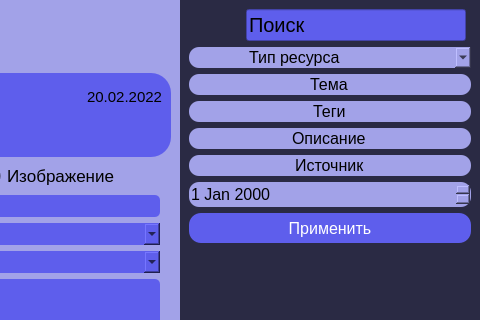
Liqror/Links-agregator, file orig.ui: the form before one commit; both pictures show x 660 to 1140 and y 0 to 320 of the 1140 by 822 pixel window.
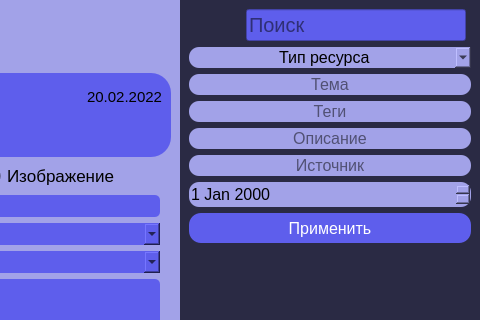
The form after the commit. Icons and pictures are not drawn.

Commit message: исправлено #33

Diff of the .ui file:
```diff
--- a/orig.ui
+++ b/orig.ui
@@ -1038,9 +1038,13 @@
             </font>
            </property>
            <property name="styleSheet">
-            <string notr="true">background: #5E5EEC;</string>
+            <string notr="true">background: #5E5EEC;
+border-color: #5E5EEC;</string>
            </property>
            <property name="text">
+            <string/>
+           </property>
+           <property name="placeholderText">
             <string>Поиск</string>
            </property>
           </widget>
@@ -1058,7 +1062,14 @@
          <property name="styleSheet">
           <string notr="true">background: #A2A2E8;
 border-radius: 10px;
-padding-left: 60px;</string>
+padding-left: 90px;
+
+alternate-background-color: rgb(162, 162, 232);
+selection-color: rgb(162, 162, 232);
+selection-background-color: rgb(162, 162, 232);
+background-color: rgb(162, 162, 232);
+gridline-color: rgb(162, 162, 232);
+</string>
          </property>
          <property name="currentText">
           <string>Тип ресурса</string>
@@ -1086,7 +1097,7 @@
         </widget>
        </item>
        <item>
-        <widget class="QLineEdit" name="tagSearch">
+        <widget class="QLineEdit" name="themeSearch">
          <property name="font">
           <font>
            <family>Arial</family>
@@ -1100,15 +1111,18 @@
 }</string>
          </property>
          <property name="text">
+          <string/>
+         </property>
+         <property name="alignment">
+          <set>Qt::AlignCenter</set>
+         </property>
+         <property name="placeholderText">
           <string>Тема</string>
          </property>
-         <property name="alignment">
-          <set>Qt::AlignCenter</set>
-         </property>
         </widget>
        </item>
        <item>
-        <widget class="QLineEdit" name="themeSearch">
+        <widget class="QLineEdit" name="tagSearch">
          <property name="font">
           <font>
            <family>Arial</family>
@@ -1120,11 +1134,14 @@
 border-radius: 10px;</string>
          </property>
          <property name="text">
+          <string/>
+         </property>
+         <property name="alignment">
+          <set>Qt::AlignCenter</set>
+         </property>
+         <property name="placeholderText">
           <string>Теги</string>
          </property>
-         <property name="alignment">
-          <set>Qt::AlignCenter</set>
-         </property>
         </widget>
        </item>
        <item>
@@ -1140,6 +1157,12 @@
 border-radius: 10px;</string>
          </property>
          <property name="text">
+          <string/>
+         </property>
+         <property name="alignment">
+          <set>Qt::AlignCenter</set>
+         </property>
+         <property name="placeholderText">
           <string>Описание</string>
          </property>
          <property name="alignment">
@@ -1160,6 +1183,12 @@
 border-radius: 10px;</string>
          </property>
          <property name="text">
+          <string/>
+         </property>
+         <property name="alignment">
+          <set>Qt::AlignCenter</set>
+         </property>
+         <property name="placeholderText">
           <string>Источник</string>
          </property>
          <property name="alignment">
```
Left out of the diff: 8 changed lines with no effect on the pictures. The commit also changes 1 other file.
